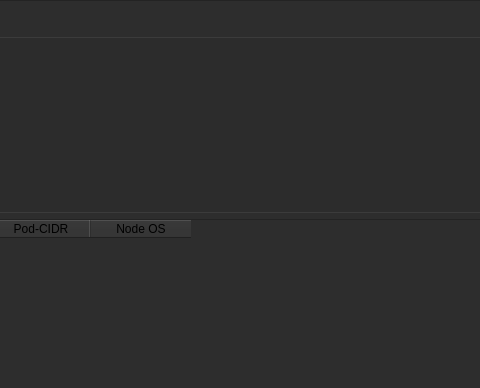
Above: UI/ui_main.ui from monico18/LTI2-Kubernetes-Controller before the change; both pictures show x 239 to 719 and y 0 to 388 of the 1168 by 723 pixel window. Below: the same form after it.
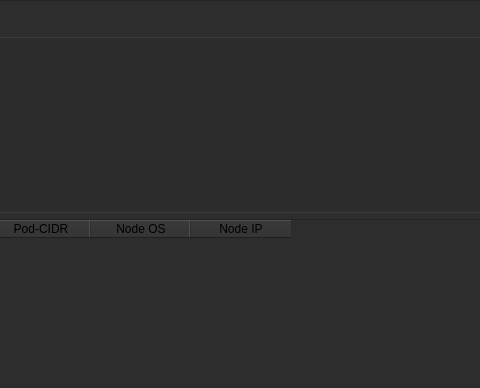
That is the form after the change. The open tabs and pages were chosen to show the change.

```diff
--- a/UI/ui_main.ui
+++ b/UI/ui_main.ui
@@ -2378,6 +2378,11 @@
                   <string>Node OS</string>
                  </property>
                 </column>
+                <column>
+                 <property name="text">
+                  <string>Node IP</string>
+                 </property>
+                </column>
                </widget>
               </item>
              </layout>
```
